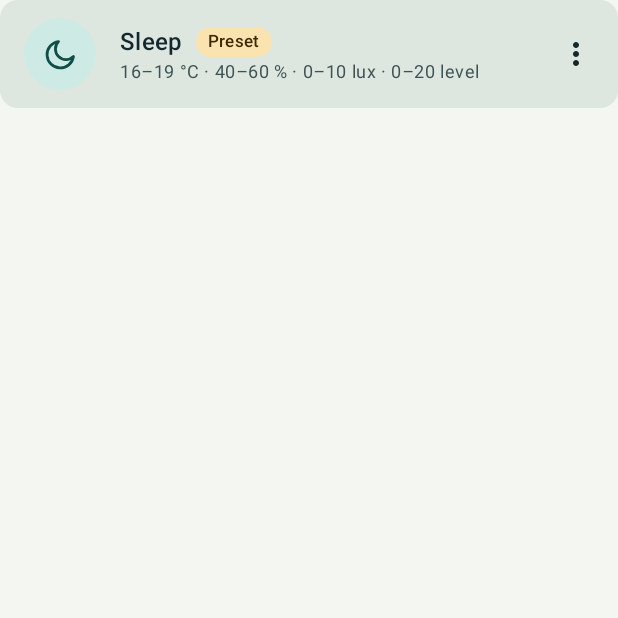
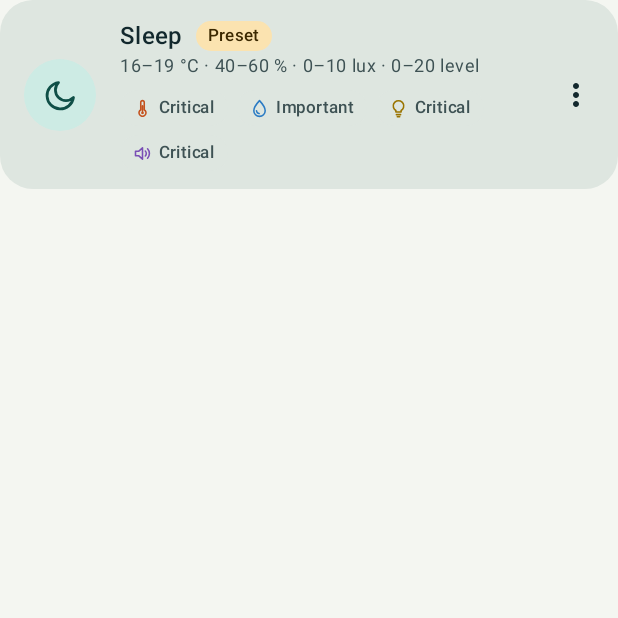
Before and after one commit to victorsmk/Environment-Monitor, an Android app built with Jetpack Compose: the composable ProfileCard called with sample values from the repository, on a phone screen of 412 x 824 dp, the top half of it. Run offline under Robolectric (Android 15) with nearby library versions, the phone set to English and light mode, and no system bars; our stand-ins replace Room's generated code.

Commit message:
Profiles and History cards: rounder, sensor chips, friendlier empty state
Co-Authored-By: Claude Sonnet 5.5 <noreply@anthropic.com>

```diff
--- a/app/src/main/java/com/environmentmonitor/app/ui/history/HistoryScreen.kt
+++ b/app/src/main/java/com/environmentmonitor/app/ui/history/HistoryScreen.kt
@@ -68,7 +68,7 @@ fun HistoryScreen(
         if (sessions.isEmpty()) {
             Box(Modifier.padding(padding).fillMaxSize(), contentAlignment = Alignment.Center) {
                 Text(
-                    text = "No sessions yet.\nStart one from the Dashboard.",
+                    text = "Nothing recorded yet.\nStart a session from the Dashboard and it will show up here.",
                     textAlign = TextAlign.Center,
                     style = MaterialTheme.typography.bodyLarge,
                     color = MaterialTheme.colorScheme.onSurfaceVariant,
@@ -124,7 +124,7 @@ private fun SessionCard(
 ) {
     var menuOpen by remember { mutableStateOf(false) }
 
-    Card(onClick = onClick, modifier = Modifier.fillMaxWidth()) {
+    Card(onClick = onClick, modifier = Modifier.fillMaxWidth(), shape = RoundedCornerShape(22.dp)) {
         Row(
             modifier = Modifier.padding(start = 16.dp, top = 12.dp, bottom = 12.dp, end = 4.dp),
             verticalAlignment = Alignment.CenterVertically,
--- a/app/src/main/java/com/environmentmonitor/app/ui/profiles/ProfilesScreen.kt
+++ b/app/src/main/java/com/environmentmonitor/app/ui/profiles/ProfilesScreen.kt
@@ -5,6 +5,7 @@ import androidx.compose.foundation.layout.Arrangement
 import androidx.compose.foundation.layout.Box
 import androidx.compose.foundation.layout.Column
 import androidx.compose.foundation.layout.PaddingValues
+import androidx.compose.foundation.layout.FlowRow
 import androidx.compose.foundation.layout.Row
 import androidx.compose.foundation.layout.Spacer
 import androidx.compose.foundation.layout.WindowInsets
@@ -44,7 +45,10 @@ import androidx.compose.ui.Modifier
 import androidx.compose.ui.unit.dp
 import androidx.compose.ui.unit.sp
 import androidx.lifecycle.compose.collectAsStateWithLifecycle
+import com.environmentmonitor.app.data.Importance
 import com.environmentmonitor.app.data.Profile
+import com.environmentmonitor.app.data.SensorType
+import com.environmentmonitor.app.ui.icons.SensorIcon
 import com.environmentmonitor.app.ui.icons.ProfileAvatar
 import com.environmentmonitor.app.ui.summary
 
@@ -103,6 +107,7 @@ fun ProfilesScreen(
     }
 }
 
+@OptIn(androidx.compose.foundation.layout.ExperimentalLayoutApi::class)
 @Composable
 private fun ProfileCard(
     profile: Profile,
@@ -112,7 +117,7 @@ private fun ProfileCard(
 ) {
     var menuOpen by remember { mutableStateOf(false) }
 
-    Card(onClick = onClick, modifier = Modifier.fillMaxWidth()) {
+    Card(onClick = onClick, modifier = Modifier.fillMaxWidth(), shape = RoundedCornerShape(22.dp)) {
         Row(
             modifier = Modifier.padding(start = 16.dp, top = 12.dp, bottom = 12.dp, end = 4.dp),
             verticalAlignment = Alignment.CenterVertically,
@@ -145,6 +150,35 @@ private fun ProfileCard(
                     style = MaterialTheme.typography.bodySmall,
                     color = MaterialTheme.colorScheme.onSurfaceVariant,
                 )
+                // Which sensors this profile counts, each with how much.
+                FlowRow(
+                    modifier = Modifier.padding(top = 8.dp),
+                    horizontalArrangement = Arrangement.spacedBy(6.dp),
+                    verticalArrangement = Arrangement.spacedBy(6.dp),
+                ) {
+                    SensorType.entries.forEach { sensor ->
+                        val importance = profile.setting(sensor).importance
+                        if (importance != Importance.OFF) {
+                            Surface(
+                                shape = RoundedCornerShape(50),
+                                color = MaterialTheme.colorScheme.surfaceContainerHighest,
+                            ) {
+                                Row(
+                                    modifier = Modifier.padding(horizontal = 8.dp, vertical = 4.dp),
+                                    verticalAlignment = Alignment.CenterVertically,
+                                ) {
+                                    SensorIcon(sensor, size = 14.dp)
+                                    Spacer(Modifier.width(4.dp))
+                                    Text(
+                                        text = importance.label,
+                                        style = MaterialTheme.typography.labelSmall,
+                                        color = MaterialTheme.colorScheme.onSurfaceVariant,
+                                    )
+                                }
+                            }
+                        }
+                    }
+                }
             }
             Box {
                 IconButton(onClick = { menuOpen = true }) {
```
